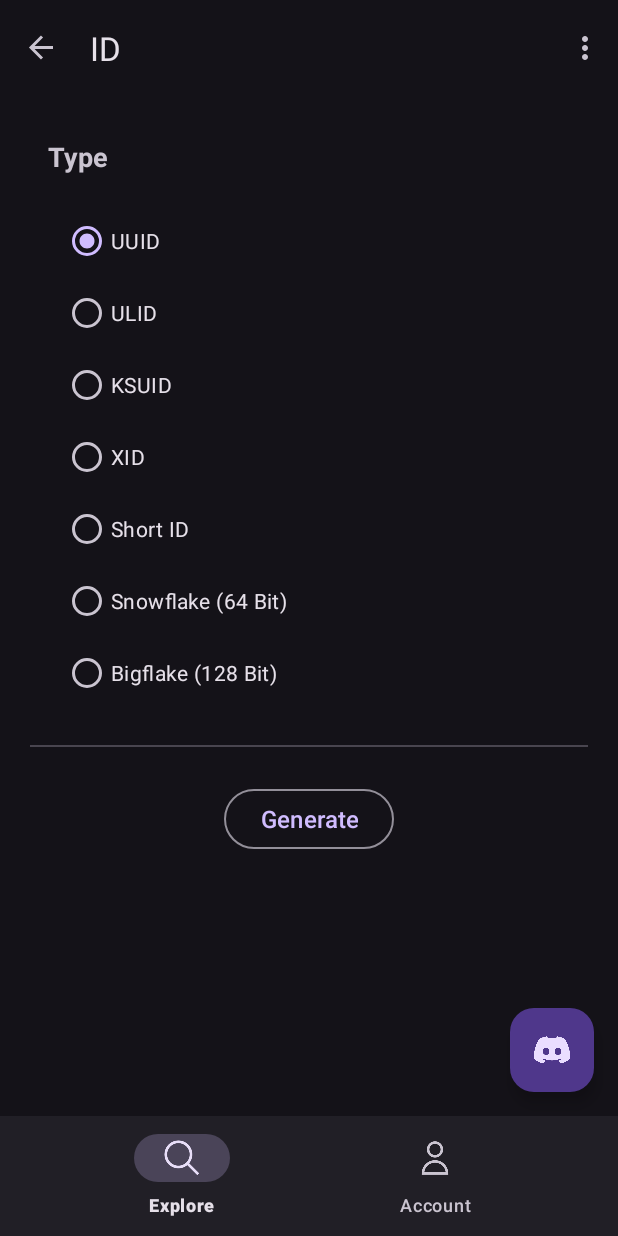
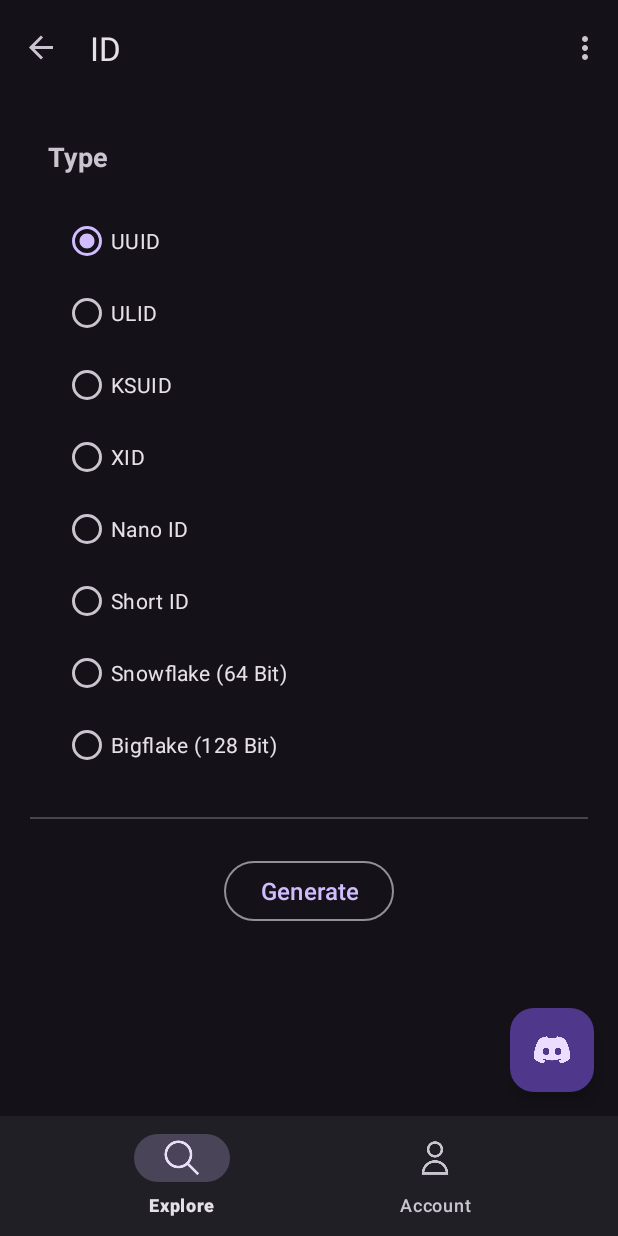
Before and after one commit to m3o/m3o-android, an Android app: the IDFragment screen opened through its navigation route, on a phone screen of 412 x 824 dp. Run offline under Robolectric (Android 15) with nearby library versions, the phone set to English and light mode, and no system bars; our stand-ins replace navigation-ui; libraries missing offline, so code that uses them is left out: com.cyb3rko.m3okotlin; 1 statement that could not run was skipped.

Commit message:
Add nanoid to ID service

```diff
--- a/app/src/main/res/layout/fragment_service_id.xml
+++ b/app/src/main/res/layout/fragment_service_id.xml
@@ -66,16 +66,22 @@
                 android:id="@+id/radio_5"
                 android:layout_width="wrap_content"
                 android:layout_height="wrap_content"
-                android:text="Short ID" />
+                android:text="Nano ID" />
 
             <com.google.android.material.radiobutton.MaterialRadioButton
                 android:id="@+id/radio_6"
                 android:layout_width="wrap_content"
                 android:layout_height="wrap_content"
+                android:text="Short ID" />
+
+            <com.google.android.material.radiobutton.MaterialRadioButton
+                android:id="@+id/radio_7"
+                android:layout_width="wrap_content"
+                android:layout_height="wrap_content"
                 android:text="Snowflake (64 Bit)" />
 
             <com.google.android.material.radiobutton.MaterialRadioButton
-                android:id="@+id/radio_7"
+                android:id="@+id/radio_8"
                 android:layout_width="wrap_content"
                 android:layout_height="wrap_content"
                 android:text="Bigflake (128 Bit)" />
```
Also changed, not shown: app/src/main/java/com/m3o/m3omobile/fragments/services/id/IDFragment.kt (+6 -2 lines).
